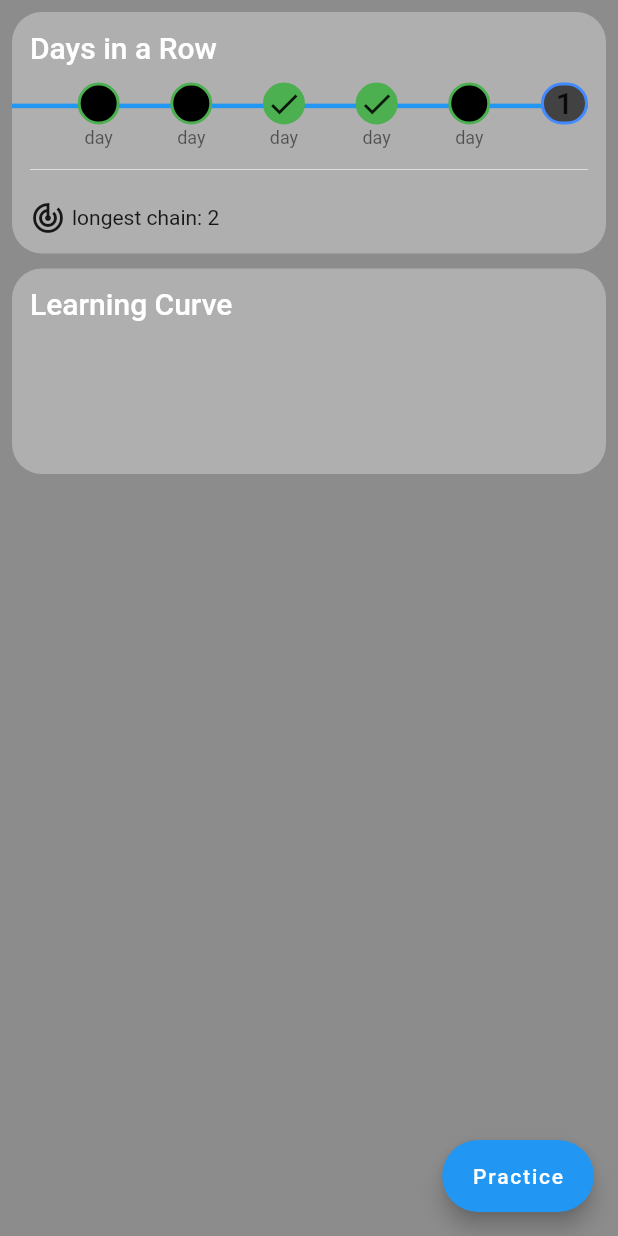
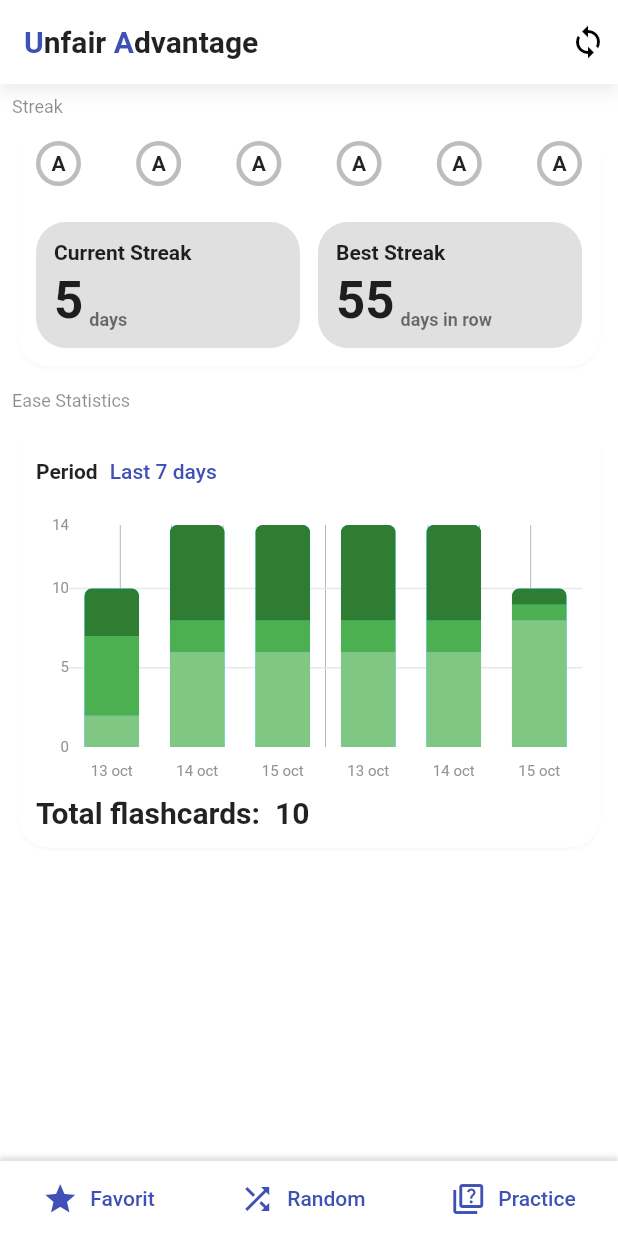
Before and after one commit to nabildroid/flashcards, a Flutter app: the screen it shows after launch, on a phone screen of 412 x 824 dp. Run offline on Flutter 3.47's test engine with Material 2 defaults, Android fonts, the phone set to English and light mode, and no system bars; drawn by our look-alikes of fl_chart; our stand-ins replace equatable, flutter_bloc, google_fonts; missing offline and left inert: auto_size_text_pk.

Commit message:
change the home screen design

```diff
--- a/lib/pages/home/home.dart
+++ b/lib/pages/home/home.dart
@@ -1,13 +1,11 @@
-import 'package:flashcards/cubits/practice_cubit.dart';
 import 'package:flashcards/cubits/statistics_cubit.dart';
-import 'package:flashcards/models/score.dart';
-import 'package:flashcards/pages/practice/practice.dart';
-import 'package:flashcards/repositories/remote_repository.dart';
+import 'package:flashcards/pages/home/widgets/app_bar.dart';
+import 'package:flashcards/pages/home/widgets/ease_stats.dart';
+import 'package:flashcards/pages/home/widgets/streaks.dart';
 import 'package:flutter/material.dart';
 import 'package:flutter_bloc/flutter_bloc.dart';
 
-import 'widgets/chain.dart';
-import 'widgets/statstic_card.dart';
+import 'widgets/custom_bottom_navigation_bar.dart';
 
 class HomeScreen extends StatefulWidget {
   const HomeScreen({Key? key}) : super(key: key);
@@ -26,58 +24,57 @@
   @override
   Widget build(BuildContext context) {
     return Scaffold(
-      backgroundColor: Colors.black45,
+      backgroundColor: Colors.white70,
+      appBar: AppBar(
+        shadowColor: Colors.black26,
+        backgroundColor: Colors.white,
+        title: const TextLogo(),
+        actions: const [
+          Sources(),
+          SizedBox(width: 20),
+          Icon(Icons.sync, color: Colors.black),
+          SizedBox(width: 8),
+        ],
+      ),
       body: SizedBox.expand(
         child: SingleChildScrollView(
-          child: Column(
-            children: [
-              Padding(
-                padding: const EdgeInsets.all(8.0),
-                child: Column(
-                  children: [
-                    StatisticCard(
-                      title: "Days in a Row",
-                      children: [
-                        BlocBuilder<StatisticsCubit, StatisticsState>(
-                            builder: (context, state) {
-                          return Chain(
-                            currentChain: state.currentChain,
-                            longestChain: state.longestChain,
-                            last5Days: state.last5Days,
-                          );
-                        }),
-                      ],
-                    ),
-                    SizedBox(height: 10),
-                    StatisticCard(
-                      title: "Learning Curve",
-                      children: [
-                        const SizedBox(height: 90),
-                      ],
-                    ),
-                  ],
-                ),
-              ),
-            ],
+          child: Padding(
+            padding: const EdgeInsets.all(8.0),
+            child: Column(
+              children: const [
+                Streaks(),
+                SizedBox(height: 12),
+                EaseStats(),
+              ],
+            ),
           ),
         ),
       ),
-      floatingActionButton: FloatingActionButton.extended(
-        label: Text("Practice"),
-        heroTag: "practice",
-        onPressed: () async {
-          final score = await Navigator.push<Score>(
-            context,
-            Practice.route(
-              PracticeCubit(RepositoryProvider.of<RemoteRepository>(context)),
-            ),
-          );
+      bottomNavigationBar: CustomBottomNavigationBar(),
 
-          if (score != null) {
-            context.read<StatisticsCubit>().addScore(score);
-          }
-        },
-      ),
+      // floatingActionButton: Row(
+      //   mainAxisAlignment: MainAxisAlignment.spaceAround,
+      //   children: [
+      //     FloatingActionButton.extended(
+      //       onPressed: () {},
+      //       label: Text("Practice"),
+      //       icon: Icon(Icons.quiz_outlined),
+      //       extendedPadding: const EdgeInsets.symmetric(horizontal: 6),
+      //     ),
+      //     FloatingActionButton.extended(
+      //       onPressed: () {},
+      //       label: Text("Favorit"),
+      //       icon: Icon(Icons.star),
+      //       extendedPadding: const EdgeInsets.symmetric(horizontal: 6),
+      //     ),
+      //     FloatingActionButton.extended(
+      //       onPressed: () {},
+      //       label: Text("Random"),
+      //       icon: Icon(Icons.shuffle),
+      //       extendedPadding: const EdgeInsets.symmetric(horizontal: 6),
+      //     ),
+      //   ],
+      // ),
     );
   }
 }
--- /dev/null
+++ b/lib/pages/home/widgets/app_bar.dart
@@ -0,0 +1,53 @@
+import 'package:flutter/material.dart';
+
+class Sources extends StatelessWidget {
+  const Sources({
+    Key? key,
+  }) : super(key: key);
+
+  @override
+  Widget build(BuildContext context) {
+    return Row(
+      mainAxisSize: MainAxisSize.min,
+      children: const [
+        // todo implement sources => add icons of Notion, Pocket, Twitter ..
+        // Icon(Icons.sync, color: Colors.black),
+        // Icon(Icons.sync, color: Colors.black),
+        // Icon(Icons.sync, color: Colors.black),
+      ],
+    );
+  }
+}
+
+class TextLogo extends StatelessWidget {
+  const TextLogo({
+    Key? key,
+  }) : super(key: key);
+
+  @override
+  Widget build(BuildContext context) {
+    return RichText(
+      text: TextSpan(
+        style: Theme.of(context).textTheme.headline6?.copyWith(
+              letterSpacing: 0,
+              fontWeight: FontWeight.bold,
+              color: Colors.black87,
+            ),
+        children: const [
+          TextSpan(
+              text: "U",
+              style: TextStyle(
+                color: Colors.indigo,
+              )),
+          TextSpan(text: "nfair "),
+          TextSpan(
+              text: "A",
+              style: TextStyle(
+                color: Colors.indigo,
+              )),
+          TextSpan(text: "dvantage"),
+        ],
+      ),
+    );
+  }
+}
--- a/lib/pages/home/widgets/chain.dart
+++ /dev/null
@@ -1,124 +0,0 @@
-import 'package:flashcards/cubits/statistics_cubit.dart';
-import 'package:flashcards/pages/home/widgets/statstic_card.dart';
-import 'package:flutter/material.dart';
-
-class Chain extends StatelessWidget {
-  final int longestChain;
-
-  final int currentChain;
-
-  final List<ChainDay> last5Days;
-
-  const Chain({
-    Key? key,
-    required this.longestChain,
-    required this.currentChain,
-    required this.last5Days,
-  }) : super(key: key);
-
-  @override
-  Widget build(BuildContext context) {
-    return Column(
-      mainAxisAlignment: MainAxisAlignment.start,
-      children: [
-        SizedBox(
-          height: 50,
-          child: Padding(
-            padding: const EdgeInsets.only(right: StatisticCard.padding),
-            child: Stack(
-              children: [
-                Align(
-                  alignment: const Alignment(0, -.4),
-                  child: Container(
-                    width: double.infinity,
-                    height: 3,
-                    color: Colors.blue,
-                  ),
-                ),
-                Row(
-                  crossAxisAlignment: CrossAxisAlignment.start,
-                  mainAxisAlignment: MainAxisAlignment.spaceBetween,
-                  children: [
-                    const SizedBox(width: 10),
-                    ...last5Days.reversed
-                        .map((day) => Column(
-                              children: [
-                                ChainNode(day.completed),
-                                SizedBox(height: 2),
-                                Text(
-                                  day.day,
-                                  style: Theme.of(context).textTheme.caption,
-                                )
-                              ],
-                            ))
-                        .toList(),
-                    Container(
-                      height: Size.fromRadius(ChainNode.raduis).height,
-                      decoration: BoxDecoration(
-                          borderRadius: BorderRadius.circular(100),
-                          border:
-                              Border.all(width: 2, color: Colors.blueAccent),
-                          color: Colors.grey.shade800),
-                      padding: const EdgeInsets.symmetric(horizontal: 8),
-                      child: Text(
-                        currentChain.toString(),
-                        style: Theme.of(context).textTheme.headline6,
-                      ),
-                    ),
-                  ],
-                )
-              ],
-            ),
-          ),
-        ),
-        Padding(
-          padding:
-              const EdgeInsets.symmetric(horizontal: StatisticCard.padding),
-          child: Divider(
-            color: Colors.white60,
-          ),
-        ),
-        Padding(
-          padding: const EdgeInsets.all(StatisticCard.padding),
-          child: Row(
-            children: [
-              Icon(Icons.track_changes_outlined),
-              SizedBox(width: 4),
-              Text("longest chain: $longestChain"),
-            ],
-          ),
-        )
-      ],
-    );
-  }
-}
-
-class ChainNode extends StatelessWidget {
-  final bool done;
-  const ChainNode(
-    this.done, {
-    Key? key,
-  }) : super(key: key);
-  static const raduis = 14.0;
-
-  @override
-  Widget build(BuildContext context) {
-    return Container(
-      width: const Size.fromRadius(raduis).width,
-      height: const Size.fromRadius(raduis).height,
-      decoration: BoxDecoration(
-        color: done ? Colors.green : Colors.black,
-        shape: BoxShape.circle,
-        border: Border.all(
-          color: Colors.green,
-          width: 2,
-        ),
-      ),
-      child: done
-          ? Icon(
-              Icons.done,
-            )
-          : null,
-    );
-  }
-}
--- /dev/null
+++ b/lib/pages/home/widgets/chart.dart
@@ -0,0 +1,82 @@
+import 'package:fl_chart/fl_chart.dart';
+import 'package:flutter/material.dart';
+
+class Chart extends StatelessWidget {
+  final List<Color> colors;
+  final List<String> xLabels;
+  final List<List<double>> data;
+
+  const Chart({
+    Key? key,
+    required this.colors,
+    required this.xLabels,
+    required this.data,
+  }) : super(key: key);
+
+  @override
+  Widget build(BuildContext context) {
+    return LayoutBuilder(builder: (context, constrains) {
+      return BarChart(
+        BarChartData(
+          alignment: BarChartAlignment.spaceAround,
+          barTouchData: BarTouchData(
+            enabled: false,
+          ),
+          gridData: FlGridData(
+            show: true,
+            checkToShowHorizontalLine: (value) => value % 1 == 0,
+            getDrawingHorizontalLine: (value) => FlLine(
+              color: const Color(0xffe7e8ec),
+              strokeWidth: 1,
+            ),
+          ),
+          titlesData: FlTitlesData(
+            show: true,
+            bottomTitles: SideTitles(
+              showTitles: true,
+              getTextStyles: (context, value) =>
+                  const TextStyle(color: Color(0xff939393), fontSize: 10),
+              margin: 10,
+              getTitles: (double value) => xLabels[value.toInt()],
+            ),
+            leftTitles: SideTitles(
+              showTitles: true,
+              getTextStyles: (context, value) => const TextStyle(
+                  color: Color(
+                    0xff939393,
+                  ),
+                  fontSize: 10),
+              margin: 0,
+            ),
+            topTitles: SideTitles(showTitles: false),
+            rightTitles: SideTitles(showTitles: false),
+          ),
+          borderData: FlBorderData(
+            show: false,
+          ),
+          barGroups: getData(constrains.maxWidth),
+        ),
+      );
+    });
+  }
+
+  List<BarChartGroupData> getData(double width) {
+    return List.generate(data.length, (i) {
+      final item = data[i];
+      final sum = item.fold<double>(0.0, (acc, v) => acc + v);
+      double next = 0.0;
+      return BarChartGroupData(x: i, barRods: [
+        BarChartRodData(
+          y: sum,
+          rodStackItems: List.generate(item.length, (index) {
+            final prev = next;
+            next = item[index] + prev;
+            return BarChartRodStackItem(prev, next, colors[index]);
+          }),
+          width: (width * .6) / data.length,
+          borderRadius: const BorderRadius.vertical(top: Radius.circular(5)),
+        )
+      ]);
+    });
+  }
+}
--- /dev/null
+++ b/lib/pages/home/widgets/custom_bottom_navigation_bar.dart
@@ -0,0 +1,73 @@
+import 'package:flutter/material.dart';
+
+class CustomBottomNavigationBar extends StatelessWidget {
+  const CustomBottomNavigationBar({
+    Key? key,
+  }) : super(key: key);
+
+  @override
+  Widget build(BuildContext context) {
+    return Container(
+      height: 50,
+      decoration: const BoxDecoration(
+        color: Colors.white,
+        boxShadow: [
+          BoxShadow(
+            offset: Offset(0, -2),
+            color: Colors.black12,
+            blurRadius: 2,
+            spreadRadius: .5,
+          )
+        ],
+      ),
+      child: Row(
+        mainAxisAlignment: MainAxisAlignment.spaceAround,
+        children: [
+          Button(
+            onPressed: () {},
+            icon: Icons.star,
+            label: "Favorit",
+          ),
+          Button(
+            onPressed: () {},
+            icon: Icons.shuffle,
+            label: "Random",
+          ),
+          Button(
+            onPressed: () {},
+            icon: Icons.quiz_outlined,
+            label: "Practice",
+            autoFocus: true,
+          ),
+        ],
+      ),
+    );
+  }
+}
+
+class Button extends StatelessWidget {
+  final IconData icon;
+  final String label;
+  final void Function() onPressed;
+  final bool autoFocus;
+  const Button({
+    Key? key,
+    required this.icon,
+    required this.label,
+    required this.onPressed,
+    this.autoFocus = false,
+  }) : super(key: key);
+
+  @override
+  Widget build(BuildContext context) {
+    return TextButton.icon(
+      autofocus: autoFocus,
+      onPressed: onPressed,
+      label: Text(label),
+      icon: Icon(icon),
+      style: TextButton.styleFrom(
+        primary: Colors.indigo,
+      ),
+    );
+  }
+}
--- /dev/null
+++ b/lib/pages/home/widgets/ease_stats.dart
@@ -0,0 +1,77 @@
+import 'package:flutter/material.dart';
+
+import 'chart.dart';
+import 'statistic_card.dart';
+
+class EaseStats extends StatelessWidget {
+  const EaseStats({
+    Key? key,
+  }) : super(key: key);
+
+  @override
+  Widget build(BuildContext context) {
+    return Column(
+      mainAxisSize: MainAxisSize.min,
+      crossAxisAlignment: CrossAxisAlignment.start,
+      children: [
+        Text(
+          "Ease Statistics",
+          style: Theme.of(context).textTheme.caption?.copyWith(
+                color: Colors.black45,
+              ),
+        ),
+        StatisticCard([
+          Row(
+            children: [
+              Text("Period",
+                  style: Theme.of(context).textTheme.button?.copyWith(
+                        fontWeight: FontWeight.bold,
+                      )),
+              TextButton(
+                style: TextButton.styleFrom(
+                  primary: Colors.indigo,
+                ),
+                onPressed: () {},
+                child: Text("Last 7 days"),
+              ),
+            ],
+          ),
+          SizedBox(height: 12),
+          SizedBox(
+            height: 180,
+            width: double.infinity,
+            child: Chart(
+              colors: [
+                Colors.green.shade300,
+                Colors.green.shade500,
+                Colors.green.shade800
+              ],
+              xLabels: [
+                "13 oct",
+                "14 oct",
+                "15 oct",
+                "13 oct",
+                "14 oct",
+                "15 oct",
+              ],
+              data: [
+                [2, 5, 3],
+                [6, 2, 6],
+                [6, 2, 6],
+                [6, 2, 6],
+                [6, 2, 6],
+                [8, 1, 1],
+              ],
+            ),
+          ),
+          Text(
+            "Total flashcards:  10",
+            style: Theme.of(context).textTheme.headline6?.copyWith(
+                  fontWeight: FontWeight.bold,
+                ),
+          ),
+        ]),
+      ],
+    );
+  }
+}
--- /dev/null
+++ b/lib/pages/home/widgets/statistic_card.dart
@@ -0,0 +1,25 @@
+import 'package:flutter/material.dart';
+
+class StatisticCard extends StatelessWidget {
+  final List<Widget> children;
+  const StatisticCard(
+    this.children, {
+    Key? key,
+  }) : super(key: key);
+
+  @override
+  Widget build(BuildContext context) {
+    return Card(
+      shadowColor: Colors.black12,
+      shape: RoundedRectangleBorder(borderRadius: BorderRadius.circular(20)),
+      color: Colors.white,
+      child: Padding(
+        padding: const EdgeInsets.all(12),
+        child: Column(
+          crossAxisAlignment: CrossAxisAlignment.start,
+          children: children,
+        ),
+      ),
+    );
+  }
+}
--- a/lib/pages/home/widgets/statstic_card.dart
+++ /dev/null
@@ -1,38 +0,0 @@
-import 'package:flutter/material.dart';
-
-class StatisticCard extends StatelessWidget {
-  final String title;
-  final List<Widget> children;
-  const StatisticCard({
-    Key? key,
-    required this.children,
-    required this.title,
-  }) : super(key: key);
-
-  static const padding = 12.0;
-  @override
-  Widget build(BuildContext context) {
-    return Container(
-      width: double.infinity,
-      decoration: const BoxDecoration(
-        color: Colors.white30,
-        borderRadius: BorderRadius.all(Radius.circular(20)),
-      ),
-      child: Column(
-        children: [
-          Padding(
-            padding: const EdgeInsets.all(padding),
-            child: Text(
-              title,
-              style: Theme.of(context).textTheme.headline6?.copyWith(
-                    color: Colors.white,
-                  ),
-            ),
-          ),
-          ...children,
-        ],
-        crossAxisAlignment: CrossAxisAlignment.start,
-      ),
-    );
-  }
-}
--- /dev/null
+++ b/lib/pages/home/widgets/streaks.dart
@@ -0,0 +1,131 @@
+import 'package:flashcards/pages/home/widgets/statistic_card.dart';
+import 'package:flutter/material.dart';
+
+class Streaks extends StatelessWidget {
+  const Streaks({
+    Key? key,
+  }) : super(key: key);
+
+  @override
+  Widget build(BuildContext context) {
+    return Column(
+      mainAxisSize: MainAxisSize.min,
+      crossAxisAlignment: CrossAxisAlignment.start,
+      children: [
+        Text(
+          "Streak",
+          style: Theme.of(context).textTheme.caption?.copyWith(
+                color: Colors.black45,
+              ),
+        ),
+        StatisticCard([
+          Row(
+            mainAxisAlignment: MainAxisAlignment.spaceBetween,
+            children: List.generate(
+              6,
+              (index) => Container(
+                width: 30,
+                height: 30,
+                decoration: BoxDecoration(
+                  shape: BoxShape.circle,
+                  // color: Colors.indigoAccent,
+                  border: Border.all(
+                    width: 3,
+                    color: Colors.black26,
+                  ),
+                ),
+                child: const Center(
+                  child: Text(
+                    "A",
+                    style: TextStyle(
+                      fontWeight: FontWeight.bold,
+                      // color: Colors.indigo.shade50,
+                    ),
+                  ),
+                ),
+              ),
+            ),
+          ),
+          const SizedBox(height: 24),
+          Row(
+            children: const [
+              Expanded(
+                child: StreakCard(
+                  title: "Current Streak",
+                  unit: "days",
+                  value: 5,
+                ),
+              ),
+              SizedBox(
+                width: 12,
+              ),
+              Expanded(
+                child: StreakCard(
+                  title: "Best Streak",
+                  unit: "days in row",
+                  value: 55,
+                ),
+              ),
+            ],
+          )
+        ]),
+      ],
+    );
+  }
+}
+
+class StreakCard extends StatelessWidget {
+  final String title;
+  final int value;
+  final String unit;
+  const StreakCard({
+    Key? key,
+    required this.title,
+    required this.value,
+    required this.unit,
+  }) : super(key: key);
+
+  @override
+  Widget build(BuildContext context) {
+    return Container(
+      decoration: BoxDecoration(
+        color: Colors.black12,
+        borderRadius: BorderRadius.circular(20),
+      ),
+      padding: const EdgeInsets.all(12),
+      child: Column(
+        crossAxisAlignment: CrossAxisAlignment.start,
+        children: [
+          Text(
+            title,
+            style: Theme.of(context).textTheme.bodyText1?.copyWith(
+                  color: Colors.black87,
+                  fontWeight: FontWeight.w600,
+                ),
+          ),
+          SizedBox(height: 4),
+          Row(
+            crossAxisAlignment: CrossAxisAlignment.end,
+            children: [
+              Text(
+                "$value",
+                style: Theme.of(context).textTheme.headline4?.copyWith(
+                      color: Colors.black87,
+                      fontWeight: FontWeight.bold,
+                    ),
+              ),
+              const SizedBox(width: 4),
+              Text(
+                unit,
+                style: Theme.of(context).textTheme.caption?.copyWith(
+                      color: Colors.black54,
+                      fontWeight: FontWeight.bold,
+                    ),
+              ),
+            ],
+          )
+        ],
+      ),
+    );
+  }
+}
```
Also changed, not shown: 1 other file.
